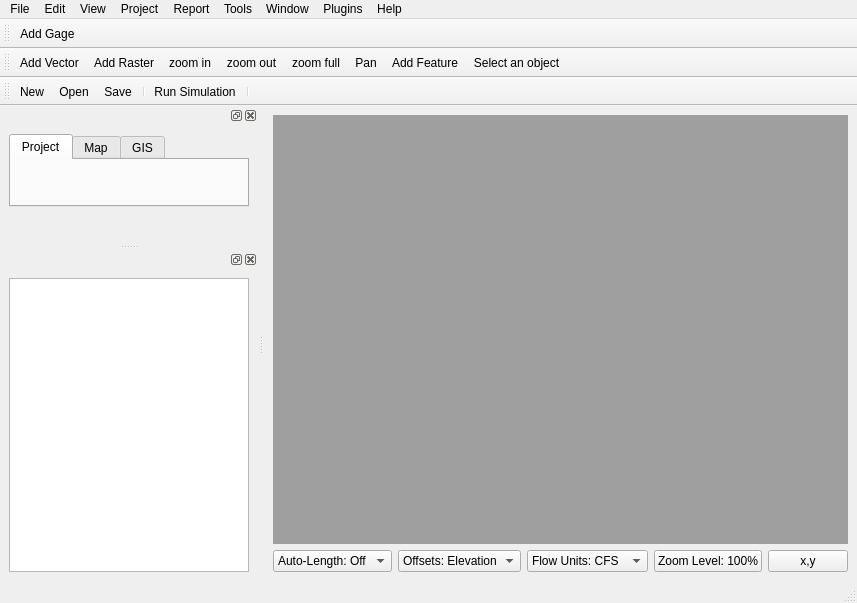
Old version of the form src/ui/frmMainDesigner.ui in the repository USEPA/SWMM-EPANET_User_Interface.
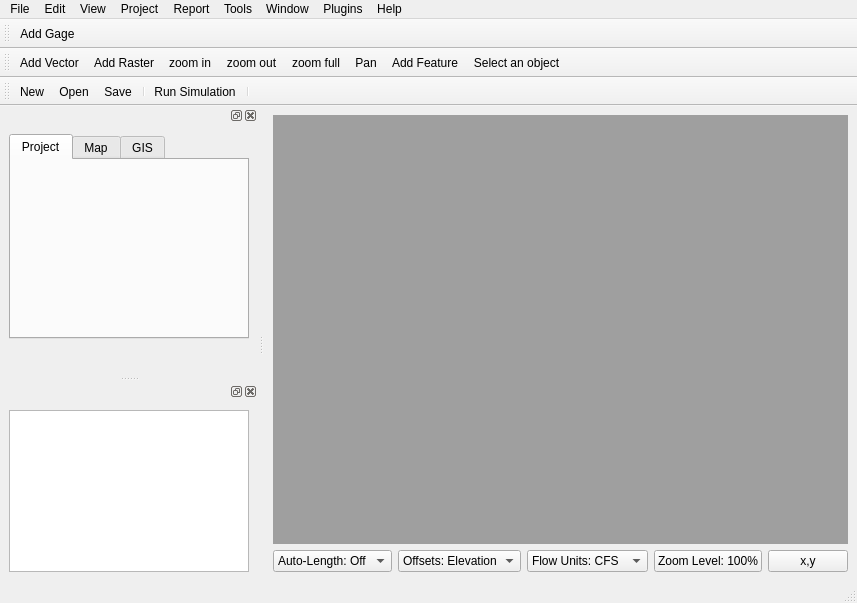
New version of the form. Icons and pictures are not drawn.

Commit message: set minimum size for tree control

```diff
--- a/src/ui/frmMainDesigner.ui
+++ b/src/ui/frmMainDesigner.ui
@@ -299,6 +299,18 @@
    <addaction name="separator"/>
   </widget>
   <widget class="QDockWidget" name="dockw_tab">
+   <property name="sizePolicy">
+    <sizepolicy hsizetype="Preferred" vsizetype="MinimumExpanding">
+     <horstretch>0</horstretch>
+     <verstretch>0</verstretch>
+    </sizepolicy>
+   </property>
+   <property name="minimumSize">
+    <size>
+     <width>212</width>
+     <height>270</height>
+    </size>
+   </property>
    <property name="allowedAreas">
     <set>Qt::LeftDockWidgetArea|Qt::TopDockWidgetArea</set>
    </property>
```
Left out of the diff: 18 changed lines with no effect on the pictures. The commit also changes 1 other file.
